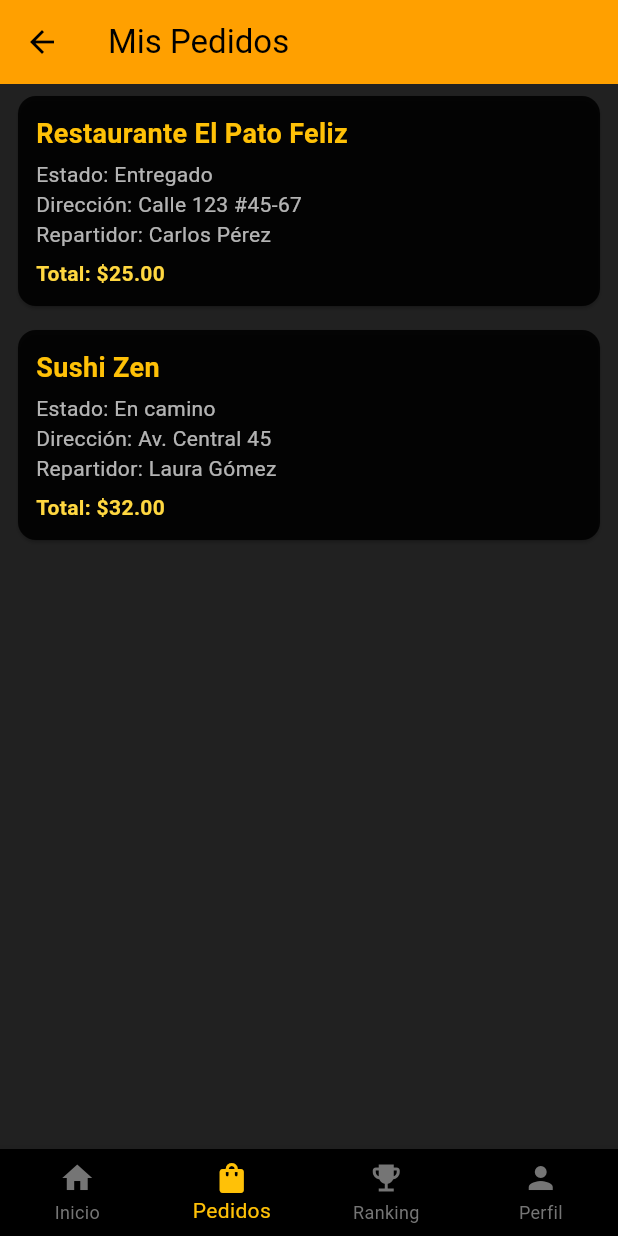
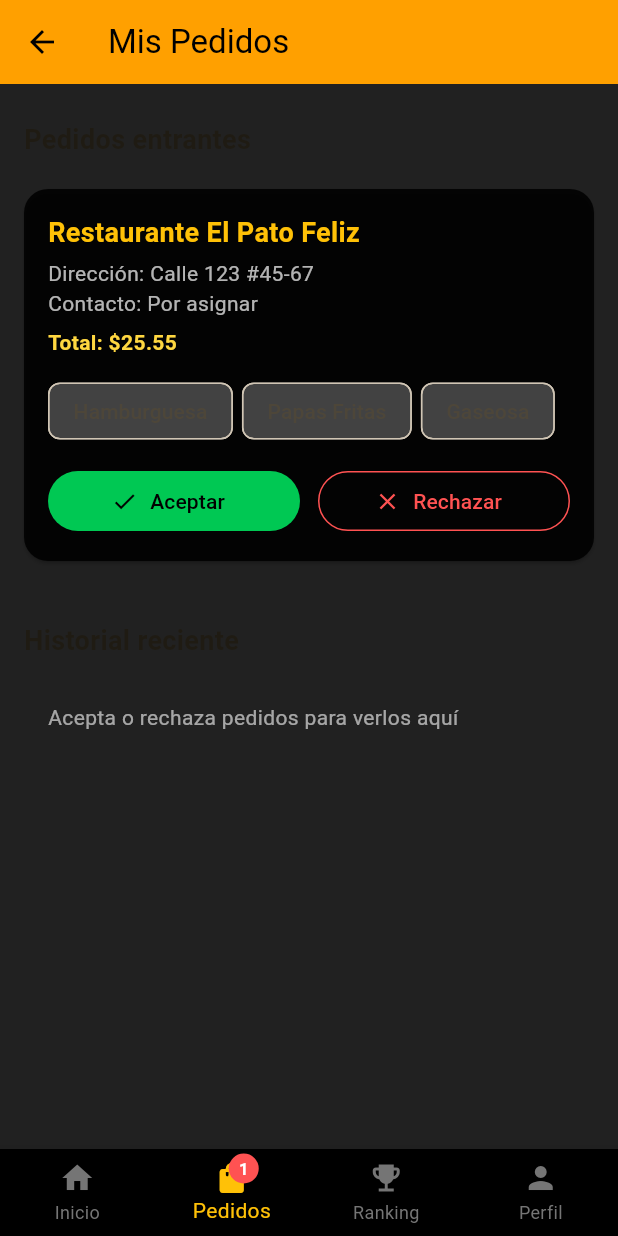
Before and after one commit to sofi-gomez/pato-delivery-final, a Flutter app: the MainScreen screen opened directly, item 2 of the bottom bar chosen, on a phone screen of 412 x 824 dp. Run offline on Flutter 3.47's test engine with Material 3 defaults, Android fonts, the phone set to English and light mode, and no system bars; our stand-ins replace equatable, firebase_auth, firebase_core, flutter_bloc; accounts and stored records are empty.

Commit message:
Add realtime incoming orders experience

```diff
--- a/lib/bloc/pedidos/pedidos_bloc.dart
+++ b/lib/bloc/pedidos/pedidos_bloc.dart
@@ -1,24 +1,71 @@
+import 'dart:async';
+
 import 'package:flutter_bloc/flutter_bloc.dart';
 import 'package:pato_delivery_final/bloc/pedidos/pedidos_event.dart';
 import 'package:pato_delivery_final/bloc/pedidos/pedidos_state.dart';
+import 'package:pato_delivery_final/models/pedido_model.dart';
 import 'package:pato_delivery_final/repositories/pedidos_repository.dart';
 
 class PedidosBloc extends Bloc<PedidosEvent, PedidosState> {
-  PedidosBloc(this._pedidosRepository) : super(PedidosInicial()) {
-    on<CargarPedidos>(_onCargarPedidos);
+  PedidosBloc(this._pedidosRepository) : super(const PedidosState()) {
+    on<SuscribirsePedidos>(_onSuscribirsePedidos);
+    on<PedidoRecibido>(_onPedidoRecibido);
+    on<AceptarPedido>(_onAceptarPedido);
+    on<RechazarPedido>(_onRechazarPedido);
+    on<PedidosStreamError>(_onErrorStream);
   }
 
   final PedidosRepository _pedidosRepository;
+  StreamSubscription<Pedido>? _pedidosSubscription;
 
-  Future<void> _onCargarPedidos(
-      CargarPedidos event, Emitter<PedidosState> emit) async {
-    emit(PedidosCargando());
+  Future<void> _onSuscribirsePedidos(
+      SuscribirsePedidos event, Emitter<PedidosState> emit) async {
+    emit(state.copyWith(cargando: true, limpiarError: true));
+    await _pedidosSubscription?.cancel();
+    _pedidosSubscription = _pedidosRepository.escucharPedidosEntrantes().listen(
+      (pedido) => add(PedidoRecibido(pedido)),
+      onError: (_) => add(const PedidosStreamError()),
+    );
+    emit(state.copyWith(cargando: false));
+  }
 
-    try {
-      final pedidos = await _pedidosRepository.obtenerPedidos();
-      emit(PedidosCargados(pedidos));
-    } catch (e) {
-      emit(PedidosError('Error al cargar los pedidos'));
+  void _onPedidoRecibido(
+      PedidoRecibido event, Emitter<PedidosState> emit) {
+    final updatedPendientes = List<Pedido>.from(state.pendientes)
+      ..add(event.pedido);
+    emit(state.copyWith(pendientes: updatedPendientes));
+  }
+
+  void _onAceptarPedido(AceptarPedido event, Emitter<PedidosState> emit) {
+    _gestionarPedido(event.pedido, 'Aceptado', emit);
+  }
+
+  void _onRechazarPedido(RechazarPedido event, Emitter<PedidosState> emit) {
+    _gestionarPedido(event.pedido, 'Rechazado', emit);
+  }
+
+  void _gestionarPedido(
+      Pedido pedido, String nuevoEstado, Emitter<PedidosState> emit) {
+    final pendientes = List<Pedido>.from(state.pendientes)
+      ..removeWhere((p) => p.id == pedido.id);
+    final gestionados = List<Pedido>.from(state.gestionados)
+      ..insert(0, pedido.copyWith(estado: nuevoEstado));
+    if (gestionados.length > 20) {
+      gestionados.removeLast();
     }
+    emit(state.copyWith(pendientes: pendientes, gestionados: gestionados));
+  }
+
+  void _onErrorStream(PedidosStreamError event, Emitter<PedidosState> emit) {
+    emit(state.copyWith(
+      cargando: false,
+      mensajeError: 'Error al escuchar pedidos entrantes',
+    ));
+  }
+
+  @override
+  Future<void> close() {
+    _pedidosSubscription?.cancel();
+    return super.close();
   }
 }
--- a/lib/bloc/pedidos/pedidos_event.dart
+++ b/lib/bloc/pedidos/pedidos_event.dart
@@ -1,4 +1,5 @@
 import 'package:equatable/equatable.dart';
+import 'package:pato_delivery_final/models/pedido_model.dart';
 
 abstract class PedidosEvent extends Equatable {
   const PedidosEvent();
@@ -7,4 +8,37 @@ abstract class PedidosEvent extends Equatable {
   List<Object?> get props => [];
 }
 
-class CargarPedidos extends PedidosEvent {}
+class SuscribirsePedidos extends PedidosEvent {
+  const SuscribirsePedidos();
+}
+
+class PedidoRecibido extends PedidosEvent {
+  final Pedido pedido;
+
+  const PedidoRecibido(this.pedido);
+
+  @override
+  List<Object?> get props => [pedido];
+}
+
+class AceptarPedido extends PedidosEvent {
+  final Pedido pedido;
+
+  const AceptarPedido(this.pedido);
+
+  @override
+  List<Object?> get props => [pedido];
+}
+
+class RechazarPedido extends PedidosEvent {
+  final Pedido pedido;
+
+  const RechazarPedido(this.pedido);
+
+  @override
+  List<Object?> get props => [pedido];
+}
+
+class PedidosStreamError extends PedidosEvent {
+  const PedidosStreamError();
+}
--- a/lib/bloc/pedidos/pedidos_state.dart
+++ b/lib/bloc/pedidos/pedidos_state.dart
@@ -1,31 +1,34 @@
 import 'package:equatable/equatable.dart';
 import 'package:pato_delivery_final/models/pedido_model.dart';
 
-abstract class PedidosState extends Equatable {
-  const PedidosState();
+class PedidosState extends Equatable {
+  final List<Pedido> pendientes;
+  final List<Pedido> gestionados;
+  final bool cargando;
+  final String? mensajeError;
+
+  const PedidosState({
+    this.pendientes = const [],
+    this.gestionados = const [],
+    this.cargando = true,
+    this.mensajeError,
+  });
+
+  PedidosState copyWith({
+    List<Pedido>? pendientes,
+    List<Pedido>? gestionados,
+    bool? cargando,
+    String? mensajeError,
+    bool limpiarError = false,
+  }) {
+    return PedidosState(
+      pendientes: pendientes ?? this.pendientes,
+      gestionados: gestionados ?? this.gestionados,
+      cargando: cargando ?? this.cargando,
+      mensajeError: limpiarError ? null : (mensajeError ?? this.mensajeError),
+    );
+  }
 
   @override
-  List<Object?> get props => [];
+  List<Object?> get props => [pendientes, gestionados, cargando, mensajeError];
 }
-
-class PedidosInicial extends PedidosState {}
-
-class PedidosCargando extends PedidosState {}
-
-class PedidosCargados extends PedidosState {
-  final List<Pedido> pedidos;
-
-  const PedidosCargados(this.pedidos);
-
-  @override
-  List<Object?> get props => [pedidos];
-}
-
-class PedidosError extends PedidosState {
-  final String mensaje;
-
-  const PedidosError(this.mensaje);
-
-  @override
-  List<Object?> get props => [mensaje];
-}
--- a/lib/main.dart
+++ b/lib/main.dart
@@ -1,4 +1,5 @@
 import 'package:flutter/material.dart';
+import 'package:flutter/services.dart';
 import 'package:flutter_bloc/flutter_bloc.dart';
 import 'package:firebase_core/firebase_core.dart';
 import 'package:firebase_auth/firebase_auth.dart';
@@ -8,6 +9,7 @@ import 'package:pato_delivery_final/bloc/auth/auth_bloc.dart';
 import 'package:pato_delivery_final/bloc/auth/auth_event.dart';
 import 'package:pato_delivery_final/bloc/pedidos/pedidos_bloc.dart';
 import 'package:pato_delivery_final/bloc/pedidos/pedidos_event.dart';
+import 'package:pato_delivery_final/bloc/pedidos/pedidos_state.dart';
 import 'package:pato_delivery_final/bloc/ranking/ranking_bloc.dart';
 import 'package:pato_delivery_final/bloc/ranking/ranking_event.dart';
 
@@ -35,7 +37,7 @@ class MyApp extends StatelessWidget {
   Widget build(BuildContext context) {
     return MultiRepositoryProvider(
       providers: [
-        RepositoryProvider(create: (_) => const PedidosRepository()),
+        RepositoryProvider(create: (_) => PedidosRepository()),
         RepositoryProvider(create: (_) => const RankingRepository()),
       ],
       child: MultiBlocProvider(
@@ -48,8 +50,8 @@ class MyApp extends StatelessWidget {
 
           // 🔸 Bloc de Pedidos
           BlocProvider(
-            create: (context) =>
-            PedidosBloc(context.read<PedidosRepository>())..add(CargarPedidos()),
+            create: (context) => PedidosBloc(context.read<PedidosRepository>())
+              ..add(const SuscribirsePedidos()),
           ),
 
           // 🔸 Bloc de Ranking
@@ -116,25 +118,87 @@ class _MainScreenState extends State<MainScreen> {
 
   @override
   Widget build(BuildContext context) {
-    return Scaffold(
+    return BlocListener<PedidosBloc, PedidosState>(
+      listenWhen: (previous, current) =>
+          current.pendientes.length > previous.pendientes.length,
+      listener: (_, __) => SystemSound.play(SystemSoundType.alert),
+      child: Scaffold(
         body: IndexedStack(
           index: _currentIndex,
           children: _screens,
         ),
-      bottomNavigationBar: BottomNavigationBar(
+        bottomNavigationBar: BlocBuilder<PedidosBloc, PedidosState>(
+          buildWhen: (previous, current) =>
+              previous.pendientes.length != current.pendientes.length,
+          builder: (context, state) {
+            final badgeCount = state.pendientes.length;
+            return BottomNavigationBar(
               currentIndex: _currentIndex,
               onTap: (index) => setState(() => _currentIndex = index),
               type: BottomNavigationBarType.fixed,
               backgroundColor: Colors.black,
               selectedItemColor: Colors.amber,
               unselectedItemColor: Colors.grey.shade600,
-        items: const [
-          BottomNavigationBarItem(icon: Icon(Icons.home), label: 'Inicio'),
-          BottomNavigationBarItem(icon: Icon(Icons.shopping_bag), label: 'Pedidos'),
-          BottomNavigationBarItem(icon: Icon(Icons.emoji_events), label: 'Ranking'),
-          BottomNavigationBarItem(icon: Icon(Icons.person), label: 'Perfil'),
+              items: [
+                _buildNavItem(icon: Icons.home, label: 'Inicio'),
+                _buildNavItem(
+                  icon: Icons.shopping_bag,
+                  label: 'Pedidos',
+                  badgeCount: badgeCount,
+                ),
+                _buildNavItem(icon: Icons.emoji_events, label: 'Ranking'),
+                _buildNavItem(icon: Icons.person, label: 'Perfil'),
               ],
+            );
+          },
+        ),
       ),
     );
   }
+
+  BottomNavigationBarItem _buildNavItem({
+    required IconData icon,
+    required String label,
+    int badgeCount = 0,
+  }) {
+    return BottomNavigationBarItem(
+      icon: _buildIconWithBadge(icon, badgeCount),
+      label: label,
+    );
   }
+
+  Widget _buildIconWithBadge(IconData icon, int badgeCount) {
+    if (badgeCount <= 0) {
+      return Icon(icon);
+    }
+
+    final display = badgeCount > 9 ? '9+' : badgeCount.toString();
+    return Stack(
+      clipBehavior: Clip.none,
+      children: [
+        Icon(icon),
+        Positioned(
+          right: -6,
+          top: -4,
+          child: Container(
+            padding: const EdgeInsets.symmetric(horizontal: 5, vertical: 2),
+            decoration: BoxDecoration(
+              color: Colors.redAccent,
+              borderRadius: BorderRadius.circular(12),
+            ),
+            constraints: const BoxConstraints(minWidth: 20),
+            child: Text(
+              display,
+              style: const TextStyle(
+                color: Colors.white,
+                fontSize: 11,
+                fontWeight: FontWeight.bold,
+              ),
+              textAlign: TextAlign.center,
+            ),
+          ),
+        ),
+      ],
+    );
+  }
+}
--- a/lib/models/pedido_model.dart
+++ b/lib/models/pedido_model.dart
@@ -21,6 +21,28 @@ class Pedido extends Equatable {
     required this.total,
   });
 
+  Pedido copyWith({
+    String? id,
+    String? restaurante,
+    List<String>? items,
+    String? estado,
+    String? direccion,
+    String? repartidor,
+    double? calificacion,
+    double? total,
+  }) {
+    return Pedido(
+      id: id ?? this.id,
+      restaurante: restaurante ?? this.restaurante,
+      items: items ?? this.items,
+      estado: estado ?? this.estado,
+      direccion: direccion ?? this.direccion,
+      repartidor: repartidor ?? this.repartidor,
+      calificacion: calificacion ?? this.calificacion,
+      total: total ?? this.total,
+    );
+  }
+
   @override
   List<Object?> get props => [id, restaurante, estado, direccion, repartidor, total];
 }
--- a/lib/pedidos_screen.dart
+++ b/lib/pedidos_screen.dart
@@ -1,6 +1,7 @@
 import 'package:flutter/material.dart';
 import 'package:flutter_bloc/flutter_bloc.dart';
 import 'package:pato_delivery_final/bloc/pedidos/pedidos_bloc.dart';
+import 'package:pato_delivery_final/bloc/pedidos/pedidos_event.dart';
 import 'package:pato_delivery_final/bloc/pedidos/pedidos_state.dart';
 import 'package:pato_delivery_final/models/pedido_model.dart';
 
@@ -17,65 +18,175 @@ class PedidosScreen extends StatelessWidget {
       ),
       body: BlocBuilder<PedidosBloc, PedidosState>(
         builder: (context, state) {
-          if (state is PedidosCargando || state is PedidosInicial) {
+          if (state.cargando) {
             return const Center(child: CircularProgressIndicator());
-          } else if (state is PedidosCargados) {
-            if (state.pedidos.isEmpty) {
-              return const Center(
-                child: Text(
-                  'Todavía no registras pedidos.',
-                  style: TextStyle(color: Colors.white70),
-                ),
-              );
-            }
-            return ListView.builder(
-              itemCount: state.pedidos.length,
-              itemBuilder: (context, index) {
-                final pedido = state.pedidos[index];
-                return _buildPedidoCard(pedido);
-              },
-            );
-          } else if (state is PedidosError) {
+          }
+
+          if (state.mensajeError != null) {
             return Center(
               child: Padding(
                 padding: const EdgeInsets.all(16),
                 child: Text(
-                  state.mensaje,
+                  state.mensajeError!,
                   textAlign: TextAlign.center,
                   style: const TextStyle(color: Colors.white70),
                 ),
               ),
             );
           }
-          return const SizedBox();
+
+          return ListView(
+            padding: const EdgeInsets.symmetric(horizontal: 16, vertical: 24),
+            children: [
+              const Text(
+                'Pedidos entrantes',
+                style: TextStyle(
+                  fontSize: 18,
+                  fontWeight: FontWeight.bold,
+                ),
+              ),
+              const SizedBox(height: 12),
+              if (state.pendientes.isEmpty)
+                _buildEmptyState('No hay pedidos esperando tu respuesta'),
+              ...state.pendientes.map(
+                (pedido) => _buildPedidoCard(
+                  context,
+                  pedido,
+                  aceptar: () =>
+                      context.read<PedidosBloc>().add(AceptarPedido(pedido)),
+                  rechazar: () =>
+                      context.read<PedidosBloc>().add(RechazarPedido(pedido)),
+                ),
+              ),
+              const SizedBox(height: 32),
+              const Text(
+                'Historial reciente',
+                style: TextStyle(
+                  fontSize: 18,
+                  fontWeight: FontWeight.bold,
+                ),
+              ),
+              const SizedBox(height: 12),
+              if (state.gestionados.isEmpty)
+                _buildEmptyState('Acepta o rechaza pedidos para verlos aquí'),
+              ...state.gestionados.map(_buildHistorialTile),
+            ],
+          );
         },
       ),
     );
   }
 
-  Widget _buildPedidoCard(Pedido pedido) {
+  Widget _buildEmptyState(String text) {
+    return Container(
+      padding: const EdgeInsets.all(16),
+      decoration: BoxDecoration(
+        color: Colors.grey.shade900,
+        borderRadius: BorderRadius.circular(12),
+      ),
+      child: Text(
+        text,
+        style: const TextStyle(color: Colors.white60),
+      ),
+    );
+  }
+
+  Widget _buildPedidoCard(
+    BuildContext context,
+    Pedido pedido, {
+    required VoidCallback aceptar,
+    required VoidCallback rechazar,
+  }) {
     return Card(
       color: Colors.black87,
-      margin: const EdgeInsets.symmetric(horizontal: 12, vertical: 8),
-      shape: RoundedRectangleBorder(borderRadius: BorderRadius.circular(12)),
+      margin: const EdgeInsets.symmetric(vertical: 8),
+      shape: RoundedRectangleBorder(borderRadius: BorderRadius.circular(16)),
       child: Padding(
-        padding: const EdgeInsets.all(12),
+        padding: const EdgeInsets.all(16),
         child: Column(
           crossAxisAlignment: CrossAxisAlignment.start,
           children: [
-            Text(pedido.restaurante,
-                style: const TextStyle(
-                    color: Colors.amber, fontWeight: FontWeight.bold, fontSize: 18)),
+            Text(
+              pedido.restaurante,
+              style: const TextStyle(
+                color: Colors.amber,
+                fontWeight: FontWeight.bold,
+                fontSize: 18,
+              ),
+            ),
             const SizedBox(height: 4),
-            Text('Estado: ${pedido.estado}', style: const TextStyle(color: Colors.white70)),
-            Text('Dirección: ${pedido.direccion}', style: const TextStyle(color: Colors.white70)),
-            Text('Repartidor: ${pedido.repartidor}', style: const TextStyle(color: Colors.white70)),
+            Text('Dirección: ${pedido.direccion}',
+                style: const TextStyle(color: Colors.white70)),
+            Text('Contacto: ${pedido.repartidor}',
+                style: const TextStyle(color: Colors.white70)),
             const SizedBox(height: 6),
-            Text('Total: \$${pedido.total.toStringAsFixed(2)}',
-                style: const TextStyle(color: Colors.amberAccent, fontWeight: FontWeight.w600)),
+            Text(
+              'Total: \$${pedido.total.toStringAsFixed(2)}',
+              style: const TextStyle(
+                color: Colors.amberAccent,
+                fontWeight: FontWeight.w600,
+              ),
+            ),
+            const SizedBox(height: 12),
+            Wrap(
+              spacing: 6,
+              runSpacing: 4,
+              children: pedido.items
+                  .map(
+                    (item) => Chip(
+                      backgroundColor: Colors.grey.shade800,
+                      label: Text(item),
+                    ),
+                  )
+                  .toList(),
+            ),
+            const SizedBox(height: 12),
+            Row(
+              children: [
+                Expanded(
+                  child: ElevatedButton.icon(
+                    onPressed: aceptar,
+                    icon: const Icon(Icons.check),
+                    label: const Text('Aceptar'),
+                    style: ElevatedButton.styleFrom(
+                      backgroundColor: Colors.greenAccent.shade700,
+                      foregroundColor: Colors.black,
+                    ),
+                  ),
+                ),
+                const SizedBox(width: 12),
+                Expanded(
+                  child: OutlinedButton.icon(
+                    onPressed: rechazar,
+                    icon: const Icon(Icons.close),
+                    label: const Text('Rechazar'),
+                    style: OutlinedButton.styleFrom(
+                      foregroundColor: Colors.redAccent,
+                      side: const BorderSide(color: Colors.redAccent),
+                    ),
+                  ),
+                ),
+              ],
+            ),
           ],
         ),
       ),
     );
   }
+
+  Widget _buildHistorialTile(Pedido pedido) {
+    final esAceptado = pedido.estado == 'Aceptado';
+    final color = esAceptado ? Colors.greenAccent : Colors.redAccent;
+    final icon = esAceptado ? Icons.check_circle : Icons.cancel;
+    return ListTile(
+      contentPadding: const EdgeInsets.symmetric(horizontal: 4, vertical: 4),
+      leading: Icon(icon, color: color),
+      title: Text(pedido.restaurante),
+      subtitle: Text('Total: \$${pedido.total.toStringAsFixed(2)}'),
+      trailing: Text(
+        pedido.estado,
+        style: TextStyle(color: color, fontWeight: FontWeight.bold),
+      ),
+    );
+  }
 }
--- a/lib/repositories/pedidos_repository.dart
+++ b/lib/repositories/pedidos_repository.dart
@@ -1,19 +1,39 @@
 import 'dart:async';
+import 'dart:math';
 
 import 'package:pato_delivery_final/models/pedido_model.dart';
 
 /// Repositorio responsable de obtener la información de los pedidos.
 ///
-/// En un futuro próximo esta clase podrá conectarse con Firebase u otro
-/// servicio remoto. Por ahora retorna datos simulados para mantener la
-/// arquitectura desacoplada del origen de datos.
+/// Mientras llega la integración con un backend real exponemos un stream que
+/// va generando pedidos simulados para ejercitar la lógica de aceptación o
+/// rechazo dentro de la app.
 class PedidosRepository {
-  const PedidosRepository();
+  PedidosRepository();
 
-  Future<List<Pedido>> obtenerPedidos() async {
-    await Future.delayed(const Duration(seconds: 1));
+  final _random = Random();
 
-    return const [
+  Stream<Pedido> escucharPedidosEntrantes() async* {
+    var index = 0;
+    // Se emite un primer pedido rápidamente para que la pantalla no quede vacía
+    // al iniciar.
+    await Future.delayed(const Duration(seconds: 2));
+    while (true) {
+      final base = _pedidosSimulados[index % _pedidosSimulados.length];
+      final totalAleatorio = base.total + _random.nextDouble() * 5;
+      yield base.copyWith(
+        id: DateTime.now().millisecondsSinceEpoch.toString(),
+        estado: 'Pendiente',
+        repartidor: 'Por asignar',
+        total: double.parse(totalAleatorio.toStringAsFixed(2)),
+      );
+      index++;
+      final waitTime = 5 + _random.nextInt(6); // Entre 5 y 10 segundos
+      await Future.delayed(Duration(seconds: waitTime));
+    }
+  }
+
+  static const List<Pedido> _pedidosSimulados = [
     Pedido(
       id: '001',
       restaurante: 'Restaurante El Pato Feliz',
@@ -34,6 +54,15 @@ class PedidosRepository {
       calificacion: 4.5,
       total: 32.0,
     ),
+    Pedido(
+      id: '003',
+      restaurante: 'Pizza Capital',
+      items: ['Pepperoni', 'Bebida'],
+      estado: 'Listo',
+      direccion: 'Cra 10 #54-20',
+      repartidor: 'Luis Martínez',
+      calificacion: 4.7,
+      total: 28.0,
+    ),
   ];
 }
-}
```
Lines whose indentation alone changed are shown as unchanged.
